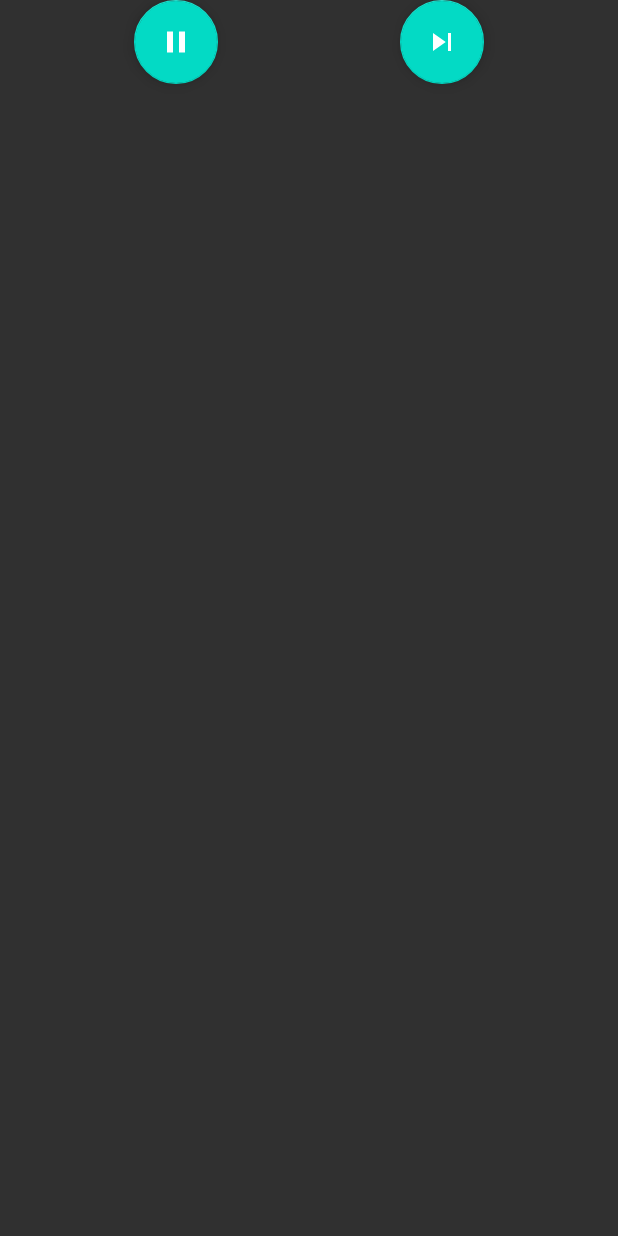
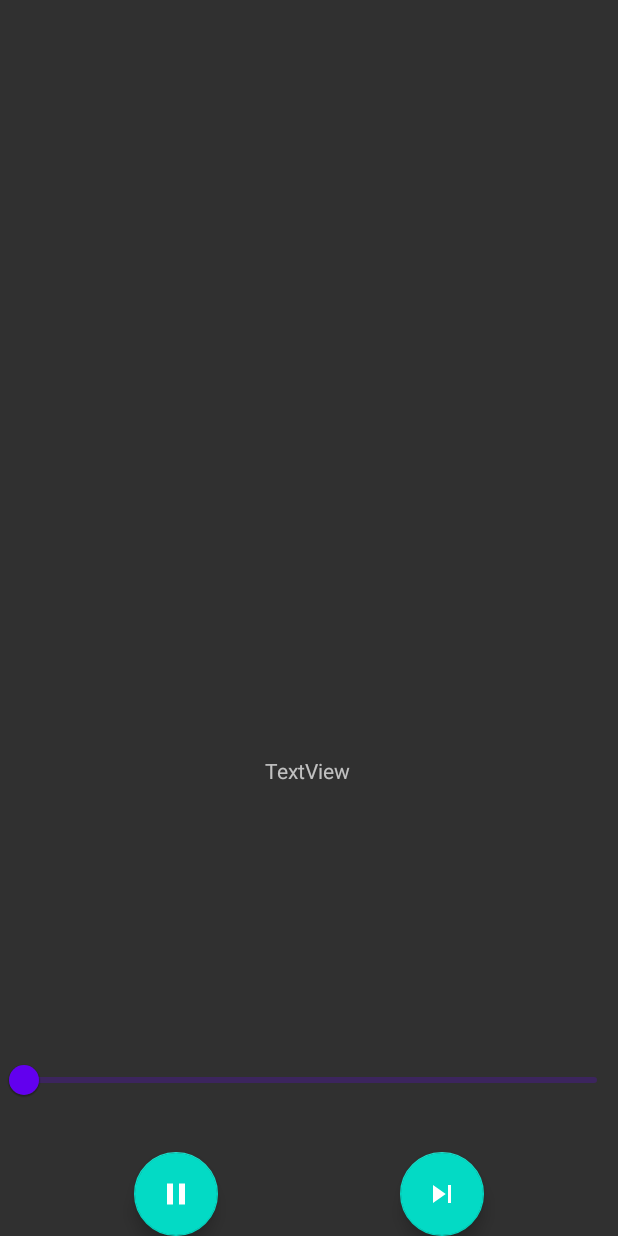
Before and after one commit to alexocisson/zoukfiesta, an Android app: the layout player_fragment.xml on its own in the app's theme, with its tools: preview values and no code run, on a phone screen of 412 x 824 dp. Run offline under Robolectric (Android 15) with nearby library versions, the phone set to English and light mode, and no system bars.

Commit message:
Display of fragment functionnal

```diff
--- a/code/app/src/main/res/layout/activity_main.xml
+++ b/code/app/src/main/res/layout/activity_main.xml
@@ -85,6 +85,7 @@
         app:layout_constraintStart_toStartOf="parent"
         app:layout_constraintTop_toBottomOf="@+id/searchView"></ListView>
 
+
     <com.google.android.material.floatingactionbutton.FloatingActionButton
         android:id="@+id/addButton"
         android:layout_width="wrap_content"
--- a/code/app/src/main/res/layout/player_fragment.xml
+++ b/code/app/src/main/res/layout/player_fragment.xml
@@ -13,7 +13,7 @@
         android:id="@+id/TimeSlider"
         android:layout_width="wrap_content"
         android:layout_height="wrap_content"
-        android:layout_marginBottom="48dp"
+        android:layout_marginBottom="24dp"
         android:valueFrom="0.0"
         android:valueTo="100.0"
         app:layout_constraintBottom_toTopOf="@+id/PauseButton"
@@ -25,14 +25,13 @@
         android:id="@+id/MusicTextView"
         android:layout_width="wrap_content"
         android:layout_height="wrap_content"
-        android:layout_marginTop="16dp"
         android:text="TextView"
         app:layout_constraintBottom_toTopOf="@+id/TimeSlider"
         app:layout_constraintEnd_toEndOf="parent"
         app:layout_constraintHorizontal_bias="0.498"
         app:layout_constraintStart_toStartOf="parent"
         app:layout_constraintTop_toTopOf="parent"
-        app:layout_constraintVertical_bias="0.457" />
+        app:layout_constraintVertical_bias="0.745" />
 
     <com.google.android.material.floatingactionbutton.FloatingActionButton
         android:id="@+id/PauseButton"
@@ -40,10 +39,10 @@
         android:layout_height="wrap_content"
         android:layout_marginEnd="16dp"
         android:text="Host"
+        app:layout_constraintBottom_toBottomOf="parent"
         app:layout_constraintEnd_toStartOf="@+id/SkipButton"
         app:layout_constraintStart_toStartOf="parent"
-        app:srcCompat="@drawable/ic_baseline_pause_24"
-        tools:layout_editor_absoluteY="166dp"></com.google.android.material.floatingactionbutton.FloatingActionButton>
+        app:srcCompat="@drawable/ic_baseline_pause_24"></com.google.android.material.floatingactionbutton.FloatingActionButton>
 
     <com.google.android.material.floatingactionbutton.FloatingActionButton
         android:id="@+id/SkipButton"
@@ -51,9 +50,9 @@
         android:layout_height="wrap_content"
         android:layout_marginStart="16dp"
         android:text="Host"
+        app:layout_constraintBottom_toBottomOf="parent"
         app:layout_constraintEnd_toEndOf="parent"
         app:layout_constraintStart_toEndOf="@+id/PauseButton"
         app:srcCompat="@drawable/ic_baseline_skip_next_24"
-        tools:ignore="MissingConstraints"
-        tools:layout_editor_absoluteY="166dp"></com.google.android.material.floatingactionbutton.FloatingActionButton>
+        tools:ignore="MissingConstraints"></com.google.android.material.floatingactionbutton.FloatingActionButton>
 </androidx.constraintlayout.widget.ConstraintLayout>
```
